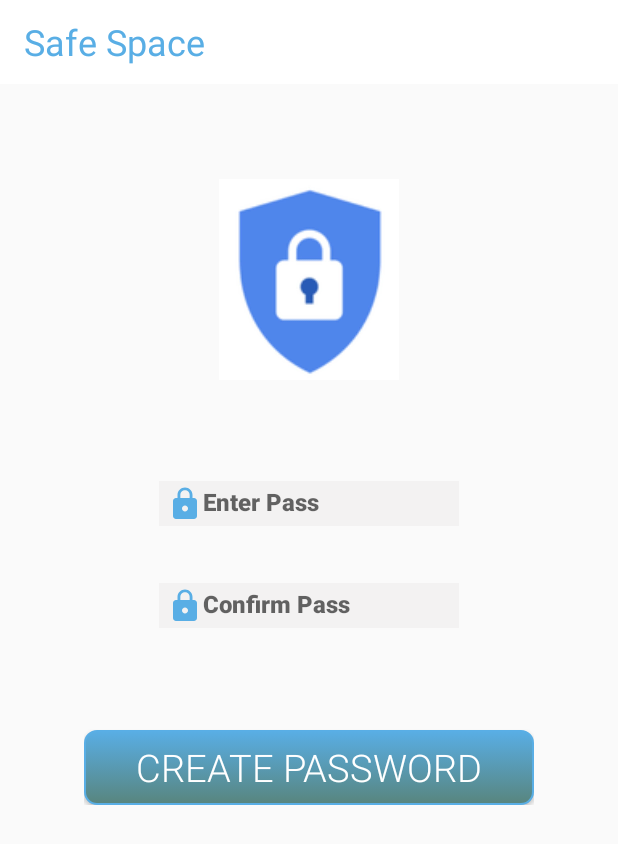
After one commit to nhunggit/Vung_an_toan, an Android app: the PasswordActivity screen opened directly, with no data from a screen before it, on a phone screen of 412 x 824 dp. The commit adds this screen. Shown: the top 844 px of the screen. Run offline under Robolectric (Android 15) with nearby library versions, the phone set to English and light mode, and no system bars; 2 statements that could not run were skipped.

Commit message:
commit code

```diff
--- a/app/src/main/AndroidManifest.xml
+++ b/app/src/main/AndroidManifest.xml
@@ -19,6 +19,7 @@
             android:launchMode="singleTop">
             <intent-filter>
                 <action android:name="android.intent.action.MAIN" />
+                <action android:name="com.android.safespae.action_create_pass"/>
 
                 <category android:name="android.intent.category.LAUNCHER" />
             </intent-filter>
@@ -26,10 +27,13 @@
         <activity android:name=".SecureActivity">
             <intent-filter>
                 <action android:name="android.intent.action.inApp" />
+                <action android:name="com.android.safespae.action_create_pass"/>
 
                 <category android:name="android.intent.category.LAUNCHER" />
             </intent-filter>
         </activity>
+        <activity android:name=".PasswordActivity"
+            android:exported="true" />
     </application>
 
 </manifest>
--- /dev/null
+++ b/app/src/main/java/com/secure/safespace/PasswordActivity.java
@@ -0,0 +1,131 @@
+package com.secure.safespace;
+import androidx.appcompat.app.AppCompatActivity;
+import androidx.core.app.ActivityCompat;
+import androidx.core.content.ContextCompat;
+
+import android.app.Activity;
+import android.content.ComponentName;
+import android.content.Context;
+import android.content.Intent;
+import android.content.ServiceConnection;
+import android.content.pm.PackageManager;
+import android.os.Bundle;
+import android.os.IBinder;
+import android.os.RemoteException;
+import android.view.View;
+import android.widget.Button;
+import android.widget.EditText;
+import android.widget.LinearLayout;
+import android.widget.Toast;
+import java.lang.reflect.InvocationTargetException;
+
+import com.secure.asynctask.EncryptAsyncTask;
+import com.secure.util.BosManagerCompat;
+import com.secure.util.SafeSpaceUtils;
+/**
+ * Bkav DucLQ giao dien nay de nhap password cho cac kich ban khac nhau
+ */
+public class PasswordActivity extends AppCompatActivity implements View.OnClickListener {
+    private LinearLayout mLayoutCreatePass;
+    private LinearLayout mLayoutLogin;
+    private EditText mPassCreate;
+    private EditText mConfirmPassWord;
+    private EditText mPassLogin;
+    private Button mButtonCreatePass;
+    private Button mButtonlogin;
+    private BosManagerCompat mBosManagerCompat;
+    private Context mContext;
+    private String path;
+
+    @Override
+    protected void onCreate(Bundle savedInstanceState) {
+        super.onCreate(savedInstanceState);
+        setContentView(R.layout.activity_password);
+        mContext = getApplicationContext();
+        mBosManagerCompat = new BosManagerCompat(mContext);
+        mLayoutCreatePass = (LinearLayout) findViewById(R.id.ll_create_pass);
+        mLayoutLogin = (LinearLayout) findViewById(R.id.ll_login);
+        mPassCreate = (EditText) findViewById(R.id.enter_pass);
+        mConfirmPassWord = (EditText) findViewById(R.id.confirm_pass);
+        mPassLogin = (EditText) findViewById(R.id.pass_word);
+        mButtonCreatePass = (Button) findViewById(R.id.create_password);
+        mButtonlogin = (Button) findViewById(R.id.login);
+        mButtonCreatePass.setOnClickListener(this);
+        mButtonlogin.setOnClickListener(this);
+        Intent intent = getIntent();
+        path=intent.getStringExtra("path");
+        if (intent.getAction().equals(SafeSpaceUtils.ACTION_CREATE_PASS))
+            initCreatePassWord();
+        else if (intent.getAction().equals(SafeSpaceUtils.ACTION_LOGIN))
+            initLogin();
+    }
+
+    @Override
+    public void onClick(View v) {
+        int id = v.getId();
+        if (id == R.id.create_password) {
+            String password = String.valueOf(mPassCreate.getText());
+            String passConfirm = String.valueOf(mConfirmPassWord.getText());
+            if (password != null && passConfirm != null && password.equals(passConfirm)) {
+                try {
+                    if (mBosManagerCompat.saveKeySafe(password)) {
+                        Toast.makeText(mContext, "Create Password success", Toast.LENGTH_SHORT).show();
+                        initLogin();
+                    }
+                } catch (NoSuchMethodException e) {
+                    e.printStackTrace();
+                } catch (InvocationTargetException e) {
+                    e.printStackTrace();
+                } catch (IllegalAccessException e) {
+                    e.printStackTrace();
+                }
+            } else
+                Toast.makeText(mContext, "Password confirm was wrong", Toast.LENGTH_SHORT).show();
+        } else if (id == R.id.login) {
+            String password = String.valueOf(mPassLogin.getText());
+            if (password != null) {
+                try {
+                    if (mBosManagerCompat.checkKeySafe(password)) {
+//                        ActivityCompat.requestPermissions(PasswordActivity.this, new String[]{"android.permission.READ_SMS"}, REQUEST_CODE_ASK_PERMISSIONS);
+//                        if(ContextCompat.checkSelfPermission(getBaseContext(), "android.permission.READ_SMS") == PackageManager.PERMISSION_GRANTED) {
+                        //if(getIntent().getBooleanExtra("encrypt", false)==true) {
+//                        Intent intent = new Intent();
+//                        intent.putExtra("pass", password);
+//                        sendBroadcast(intent);
+//                        finish();
+                        //setPass.setPass(password);
+                        if(path!=null){
+                            EncryptAsyncTask encryptAsyncTask= new EncryptAsyncTask(path, password);
+                            encryptAsyncTask.execute();
+                            finish();
+                        }else {
+                            Intent intent = new Intent(PasswordActivity.this, SecureActivity.class);
+                            intent.putExtra("password", password);
+                            startActivity(intent);
+                        }
+                    }
+                } catch (NoSuchMethodException e) {
+                    e.printStackTrace();
+                } catch (InvocationTargetException e) {
+                    e.printStackTrace();
+                } catch (IllegalAccessException e) {
+                    e.printStackTrace();
+                }
+            } else {
+                Toast.makeText(mContext, "PassWork was not null", Toast.LENGTH_SHORT).show();
+            }
+        }
+    }
+
+    public void initCreatePassWord() {
+        mLayoutCreatePass.setVisibility(View.VISIBLE);
+        mLayoutLogin.setVisibility(View.GONE);
+    }
+
+    public void initLogin() {
+        mLayoutLogin.setVisibility(View.VISIBLE);
+        mLayoutCreatePass.setVisibility(View.GONE);
+    }
+
+
+}
--- /dev/null
+++ b/app/src/main/java/com/secure/util/BosManagerCompat.java
@@ -0,0 +1,61 @@
+package com.secure.util;
+
+import android.content.Context;
+
+import java.lang.reflect.InvocationTargetException;
+import java.lang.reflect.Method;
+
+/**
+ * Bkav DucLQ lop nay de invoke vao cac lop cua BosManager
+ */
+public class BosManagerCompat {
+    Context context;
+
+    public BosManagerCompat(Context context) {
+        this.context = context;
+    }
+
+    public static final String BOS_SERVICE = "bos";
+    Class<?> mClass;
+    {
+        try {
+            mClass = Class.forName("android.os.bos.BosManager");
+        } catch (ClassNotFoundException e) {
+            e.printStackTrace();
+        }
+    }
+    public boolean saveKeySafe(String key) throws NoSuchMethodException, InvocationTargetException, IllegalAccessException {
+        Object mBosManager =context.getSystemService(BOS_SERVICE);
+        if(mBosManager != null && mClass != null){
+            Method method=null;
+            method=mClass.getMethod("saveKeySafe",String.class);
+            method.setAccessible(true);
+            return (boolean) method.invoke(mBosManager,key);
+        }
+        return false;
+    }
+
+    public boolean checkKeySafe(String key) throws NoSuchMethodException, InvocationTargetException, IllegalAccessException {
+        Object mBosManager =context.getSystemService(BOS_SERVICE);
+        if(mBosManager!= null && mClass != null){
+            Method method= null;
+            method= mClass.getMethod("checkKeySafe", String.class);
+            method.setAccessible(true);
+            return (boolean) method.invoke(mBosManager, key);
+        }
+        return false;
+    }
+
+    public boolean hasKey() throws InvocationTargetException, IllegalAccessException, NoSuchMethodException {
+        Object mBosManager =context.getSystemService(BOS_SERVICE);
+        if(mBosManager!= null && mClass != null){
+            Method method= null;
+            method= mClass.getMethod("hasKey");
+            method.setAccessible(true);
+            return (boolean) method.invoke(mBosManager);
+        }
+        return false;
+    }
+
+
+}
--- /dev/null
+++ b/app/src/main/java/com/secure/util/SafeSpaceUtils.java
@@ -0,0 +1,38 @@
+package com.secure.util;
+
+import java.security.NoSuchAlgorithmException;
+import java.security.SecureRandom;
+import java.security.spec.InvalidKeySpecException;
+import java.security.spec.KeySpec;
+
+import javax.crypto.SecretKey;
+import javax.crypto.SecretKeyFactory;
+import javax.crypto.spec.IvParameterSpec;
+import javax.crypto.spec.PBEKeySpec;
+import javax.crypto.spec.SecretKeySpec;
+
+public class SafeSpaceUtils {
+    public static final int TYPE_SMS = 1; //type tin nhan de callback
+    public static final int TYPE_FILE = 2; //type file de callback
+    public static final String ACTION_SEE= "com.android.safespace.see";
+    public static final String ACTION_ADD= "com.android.safespace.add";
+    public static String ACTION_CREATE_PASS= "com.android.safespae.action_create_pass";
+    public static String ACTION_LOGIN= "com.android.safespace_login";
+    public static String ACTION_START_SAFE_SPACE_ACTIVITY= "com.android.start_safe_space_activity";
+    public static final String ENCRYPT = "encrypt_sms";
+    private static final String salt= "salt_safe_space_bphone";
+
+
+    public static SecretKey getKeyFromPassword(String password) throws NoSuchAlgorithmException, InvalidKeySpecException, NoSuchAlgorithmException {
+        SecretKeyFactory factory = SecretKeyFactory.getInstance("PBKDF2WithHmacSHA256");
+        KeySpec spec = new PBEKeySpec(password.toCharArray(), salt.getBytes(), 65536, 256);
+        SecretKey secret = new SecretKeySpec(factory.generateSecret(spec).getEncoded(), "AES");
+        return secret;
+    }
+
+    public static IvParameterSpec generateIv() {
+        byte[] iv = new byte[16];
+        (new SecureRandom()).nextBytes(iv);
+        return new IvParameterSpec(iv);
+    }
+}
--- /dev/null
+++ b/app/src/main/res/drawable/ic_baseline_lock_24.xml
@@ -0,0 +1,5 @@
+<vector android:height="24dp" android:tint="#59AEE5"
+    android:viewportHeight="24" android:viewportWidth="24"
+    android:width="24dp" xmlns:android="http://schemas.android.com/apk/res/android">
+    <path android:fillColor="@android:color/white" android:pathData="M18,8h-1L17,6c0,-2.76 -2.24,-5 -5,-5S7,3.24 7,6v2L6,8c-1.1,0 -2,0.9 -2,2v10c0,1.1 0.9,2 2,2h12c1.1,0 2,-0.9 2,-2L20,10c0,-1.1 -0.9,-2 -2,-2zM12,17c-1.1,0 -2,-0.9 -2,-2s0.9,-2 2,-2 2,0.9 2,2 -0.9,2 -2,2zM15.1,8L8.9,8L8.9,6c0,-1.71 1.39,-3.1 3.1,-3.1 1.71,0 3.1,1.39 3.1,3.1v2z"/>
+</vector>
--- /dev/null
+++ b/app/src/main/res/layout/activity_password.xml
@@ -0,0 +1,125 @@
+<?xml version="1.0" encoding="utf-8"?>
+<androidx.appcompat.widget.LinearLayoutCompat
+    xmlns:android="http://schemas.android.com/apk/res/android"
+    xmlns:tools="http://schemas.android.com/tools"
+    xmlns:app="http://schemas.android.com/apk/res-auto"
+    android:layout_width="match_parent"
+    android:layout_height="match_parent"
+    android:orientation="vertical"
+    tools:context=".activity.PasswordActivity">
+  <androidx.appcompat.widget.Toolbar
+      android:id="@+id/toolbar"
+      android:layout_width="match_parent"
+      android:layout_height="wrap_content"
+      android:background="@color/white"
+      android:minHeight="?attr/actionBarSize"
+      tools:ignore="MissingConstraints">
+    <LinearLayout
+        android:layout_width="wrap_content"
+        android:layout_height="wrap_content"
+        android:layout_gravity="left"
+        android:background="#00aaaaaa">
+      <TextView
+          android:id="@+id/txt_name_app"
+          android:layout_width="wrap_content"
+          android:layout_height="match_parent"
+          android:text="Safe Space"
+          android:textColor="#59aee5"
+          android:textSize="24sp"/>
+    </LinearLayout>
+  </androidx.appcompat.widget.Toolbar>
+  <ImageView
+      android:layout_width="120dp"
+      android:layout_height="150dp"
+      android:src="@drawable/icon_safe_space"
+      android:layout_marginTop="55dp"
+      android:layout_gravity="center_horizontal"/>
+  <LinearLayout
+      android:id="@+id/ll_create_pass"
+      android:layout_width="wrap_content"
+      android:layout_height="wrap_content"
+      android:orientation="vertical"
+      android:gravity="center"
+      android:layout_marginTop="59dp"
+      android:layout_gravity="center_horizontal">
+    <LinearLayout
+        android:id="@+id/ll_confirm_pass"
+        android:layout_width="wrap_content"
+        android:layout_height="wrap_content"
+        android:orientation="vertical"
+        android:gravity="center"
+        android:layout_gravity="center_horizontal">
+      <EditText android:id="@+id/enter_pass"
+          android:layout_width="200dp"
+          android:layout_height="30dp"
+          android:hint="Enter Pass"
+          android:textColor="@color/black"
+          android:fontFamily="sans-serif-black"
+          android:textSize="16sp"
+          android:inputType="textPassword"
+          android:background="#F3F2F2"
+          android:layout_weight="1"
+          android:gravity="left"
+          android:drawableLeft="@drawable/ic_baseline_lock_24"
+          android:padding="5dp"/>
+      <EditText android:id="@+id/confirm_pass"
+          android:layout_width="200dp"
+          android:layout_height="30dp"
+          android:hint="Confirm Pass"
+          android:textColor="@color/black"
+          android:fontFamily="sans-serif-black"
+          android:textSize="16sp"
+          android:inputType="textPassword"
+          android:layout_marginTop="38dp"
+          android:layout_weight="1"
+          android:layout_gravity="left"
+          android:background="#F3F2F2"
+          android:drawableLeft="@drawable/ic_baseline_lock_24"
+          android:padding="5dp"/>
+    </LinearLayout>
+    <Button android:id="@+id/create_password"
+        android:layout_width="300dp"
+        android:layout_height="50dp"
+        android:text="Create Password"
+        android:textSize="25sp"
+        android:fontFamily="sans-serif-light"
+        android:textColor="@color/white"
+        android:background="@drawable/button"
+        android:layout_marginTop="68dp"
+        />
+  </LinearLayout>
+  <LinearLayout
+      android:id="@+id/ll_login"
+      android:layout_width="match_parent"
+      android:layout_height="wrap_content"
+      android:orientation="vertical"
+      android:gravity="center"
+      android:layout_gravity="center_vertical"
+      android:layout_marginTop="59dp"
+      android:visibility="gone">
+  <EditText android:id="@+id/pass_word"
+      android:layout_width="200dp"
+      android:layout_height="30dp"
+      android:hint="Pass word"
+      android:textColor="@color/black"
+      android:fontFamily="sans-serif-black"
+      android:textSize="16sp"
+      android:inputType="textPassword"
+      android:background="#F3F2F2"
+      android:layout_weight="1"
+      android:gravity="left"
+      android:drawableLeft="@drawable/ic_baseline_lock_24"
+      android:padding="5dp"/>
+    <Button android:id="@+id/login"
+        android:layout_width="300dp"
+        android:layout_height="50dp"
+        android:text="Login"
+        android:textSize="25sp"
+        android:fontFamily="sans-serif-light"
+        android:textColor="@color/white"
+        android:background="@drawable/button"
+        android:layout_marginTop="68dp"
+        />
+  </LinearLayout>
+
+  </androidx.appcompat.widget.LinearLayoutCompat>
```
Also changed, not shown: app/src/main/java/com/secure/asynctask/DecryptAsyncTask.java (+5 -2 lines), app/src/main/java/com/secure/asynctask/EncryptAsyncTask.java (+8 -10 lines), app/src/main/java/com/secure/asynctask/SecureAsyncTask.java (+5 -2 lines), app/src/main/java/com/secure/safespace/MainActivity.java (+31 -2 lines), app/src/main/java/com/secure/safespace/SecureActivity.java (+22 -8 lines), app/src/main/java/com/secure/util/Process.java (+10 -11 lines).
